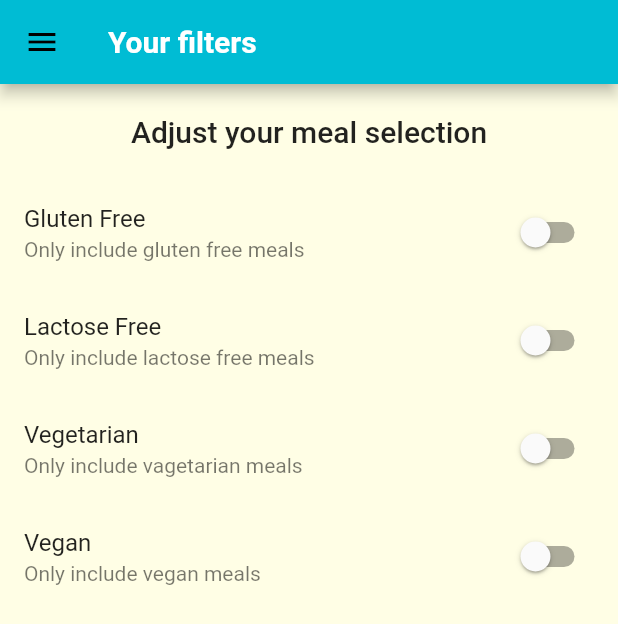
After one commit to riadahmedzakir/flutter-food-list, a Flutter app: the Filters screen opened by its route, on a phone screen of 412 x 824 dp. The commit adds this screen. Shown: the top 624 px of the screen. Run offline on Flutter 3.47's test engine with Material 2 defaults, Android fonts, the phone set to English and light mode, and no system bars; Roboto replaces fonts that are missing (OpenSans, Quicksand).

Commit message:
Added filter view

```diff
--- a/lib/widgets/food/food_details.dart
+++ b/lib/widgets/food/food_details.dart
@@ -22,10 +22,10 @@ class FoodDetails extends StatelessWidget {
         ),
         borderRadius: BorderRadius.circular(10),
       ),
-      margin: const EdgeInsets.all(10),
+      margin: const EdgeInsets.all(20),
       padding: const EdgeInsets.all(10),
       height: 150,
-      width: 300,
+      width: double.infinity,
       child: child,
     );
   }
@@ -86,7 +86,7 @@ class FoodDetails extends StatelessWidget {
             )
           ],
         ),
-      ),
+      )
     );
   }
 }
--- a/lib/widgets/navigations/custom_drawer.dart
+++ b/lib/widgets/navigations/custom_drawer.dart
@@ -41,7 +41,7 @@ class CustomDrawer extends StatelessWidget {
           _buildListTitle('Meals', Icons.restaurant, () {
             Navigator.of(context).pushReplacementNamed('/');
           }),
-          _buildListTitle('Settings', Icons.settings, () {
+          _buildListTitle('Filters', Icons.settings, () {
             Navigator.of(context).pushReplacementNamed('/settings');
           })
         ],
--- a/lib/widgets/root/root.dart
+++ b/lib/widgets/root/root.dart
@@ -5,7 +5,7 @@ import 'package:flutter/material.dart';
 import './../food/food_details.dart';
 import './../food/food_list.dart';
 import './../home/home.dart';
-import './../settings/settings.dart';
+import '../settings/filters.dart';
 
 class Root extends StatelessWidget {
   @override
@@ -31,7 +31,7 @@ class Root extends StatelessWidget {
         '/': (context) => Home(),
         '/category-food': (context) => FoodList(),
         '/food-details': (context) => FoodDetails(),
-        '/settings': (context) => Settings()
+        '/settings': (context) => Filters()
       },
       onUnknownRoute: (settings) => MaterialPageRoute(builder: (ctx) => Home()),
     );
--- /dev/null
+++ b/lib/widgets/settings/filters.dart
@@ -0,0 +1,89 @@
+import 'package:flutter/material.dart';
+import './../../widgets/navigations/custom_drawer.dart';
+
+class Filters extends StatefulWidget {
+  @override
+  _FilterState createState() => _FilterState();
+}
+
+class _FilterState extends State<Filters> {
+  bool _glutenFree = false;
+  bool _vegetarian = false;
+  bool _vegan = false;
+  bool _lactoseFree = false;
+
+  Widget _buildSwitchTile(
+      String title, String subtitle, bool value, Function onChangeHandler) {
+    return SwitchListTile(
+      title: Text(title),
+      subtitle: Text(subtitle),
+      value: value,
+      onChanged: (newValue) => onChangeHandler(newValue),
+    );
+  }
+
+  @override
+  Widget build(BuildContext context) {
+    return Scaffold(
+      appBar: AppBar(
+        title: const Text('Your filters'),
+      ),
+      drawer: CustomDrawer(),
+      body: Center(
+        child: Column(
+          children: <Widget>[
+            Container(
+              padding: const EdgeInsets.all(20),
+              child: Text(
+                'Adjust your meal selection',
+                style: Theme.of(context).textTheme.headline6,
+              ),
+            ),
+            Expanded(
+              child: ListView(
+                children: [
+                  _buildSwitchTile(
+                      'Gluten Free',
+                      'Only include gluten free meals',
+                      _glutenFree, (newValue) {
+                    setState(() {
+                      _glutenFree = newValue;
+                    });
+                  }),
+                  _buildSwitchTile(
+                      'Lactose Free',
+                      'Only include lactose free meals',
+                      _lactoseFree, (newValue) {
+                    setState(() {
+                      _lactoseFree = newValue;
+                    });
+                  }),
+                  _buildSwitchTile(
+                    'Vegetarian',
+                    'Only include vagetarian meals',
+                    _vegetarian,
+                    (newValue) {
+                      setState(() {
+                        _vegetarian = newValue;
+                      });
+                    },
+                  ),
+                  _buildSwitchTile(
+                    'Vegan',
+                    'Only include vegan meals',
+                    _vegan,
+                    (newValue) {
+                      setState(() {
+                        _vegan = newValue;
+                      });
+                    },
+                  ),
+                ],
+              ),
+            ),
+          ],
+        ),
+      ),
+    );
+  }
+}
--- a/lib/widgets/settings/settings.dart
+++ /dev/null
@@ -1,9 +0,0 @@
-import 'package:flutter/material.dart';
-
-class Settings extends StatelessWidget {
-  @override
-  Widget build(BuildContext context) {
-    // TODO: implement build
-    throw UnimplementedError();
-  }
-}
```
